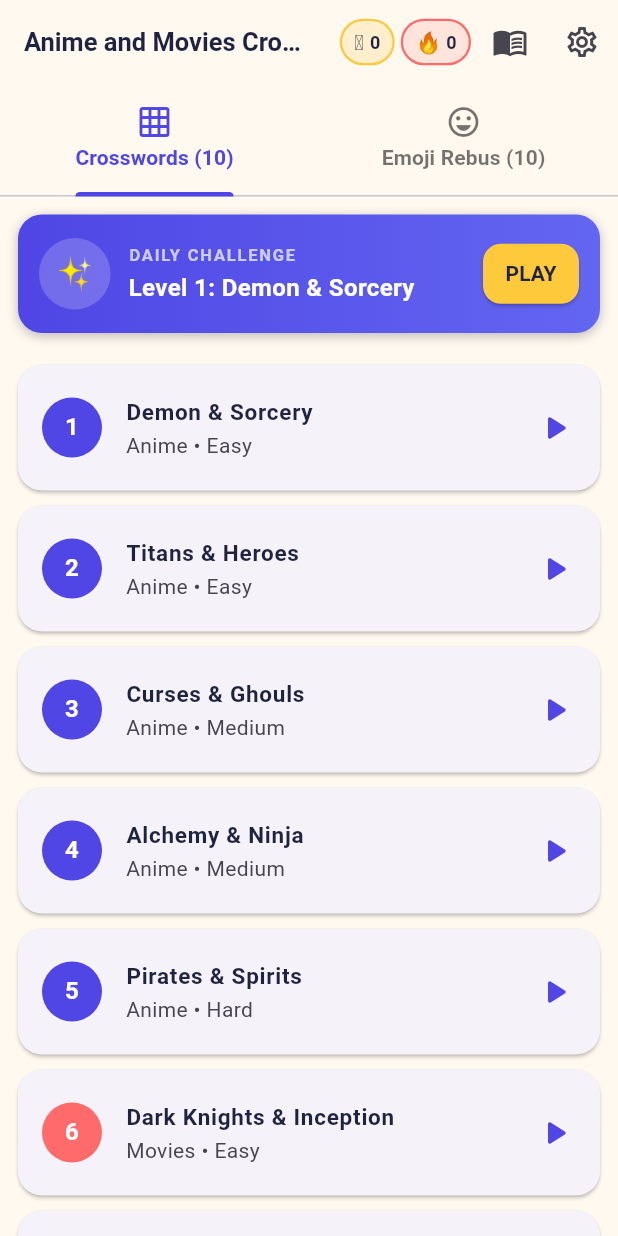
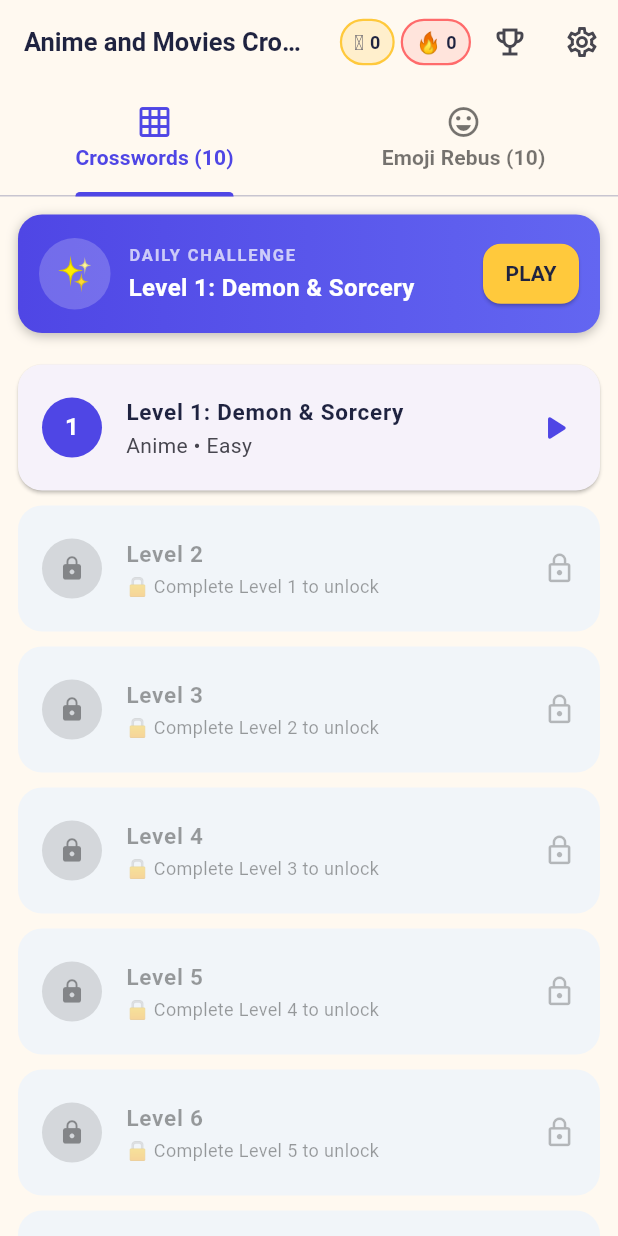
Before and after one commit to kidkingstrange/amc, a Flutter app: the screen it shows after launch, on a phone screen of 412 x 824 dp. Run offline on Flutter 3.47's test engine with Material 3 defaults, Android fonts, the light colour scheme and no system bars; Roboto replaces fonts that are missing (Nunito).

Commit message:
feat: implement sequential level unlocking (Option A)

```diff
--- a/lib/ui/screens/home_screen.dart
+++ b/lib/ui/screens/home_screen.dart
@@ -103,10 +103,10 @@ class _HomeScreenState extends State<HomeScreen> {
                 ],
               ),
             ),
-            // Dex Button
+            // Trophy Room & Dex Button
             IconButton(
-              icon: const Icon(Icons.menu_book_outlined),
-              tooltip: 'Trivia Collection (Dex)',
+              icon: const Icon(Icons.emoji_events_outlined),
+              tooltip: 'Trophy Room & Trivia Dex',
               onPressed: () {
                 Navigator.push(context, MaterialPageRoute(builder: (_) => const DexScreen())).then((_) => setState(() {}));
               },
@@ -216,7 +216,59 @@ class _HomeScreenState extends State<HomeScreen> {
         final item = crosswords[i];
         final isMovie = item['cat'] == 'Movies';
         final stars = storage.getStars(item['id']!);
+        // Sequential level unlock rule: Level 1 is always unlocked. Next level unlocked if previous has at least 1 star.
+        final bool isUnlocked = i == 0 || storage.getStars(crosswords[i - 1]['id']!) > 0;
 
+        if (!isUnlocked) {
+          // Locked Level Card
+          return Card(
+            margin: const EdgeInsets.symmetric(vertical: 5),
+            shape: RoundedRectangleBorder(borderRadius: BorderRadius.circular(16)),
+            color: isDark ? const Color(0xFF131728) : const Color(0xFFF1F5F9),
+            elevation: 0,
+            child: ListTile(
+              contentPadding: const EdgeInsets.symmetric(horizontal: 16, vertical: 6),
+              leading: CircleAvatar(
+                backgroundColor: isDark ? Colors.white12 : Colors.black12,
+                foregroundColor: isDark ? Colors.white38 : Colors.black38,
+                child: const Icon(Icons.lock, size: 18),
+              ),
+              title: Text(
+                'Level ${i + 1}',
+                style: TextStyle(
+                  fontWeight: FontWeight.bold,
+                  fontSize: 15,
+                  color: isDark ? Colors.white38 : Colors.black38,
+                ),
+              ),
+              subtitle: Text(
+                '🔒 Complete Level $i to unlock',
+                style: TextStyle(
+                  fontSize: 12,
+                  color: isDark ? Colors.white30 : Colors.black38,
+                ),
+              ),
+              trailing: Icon(
+                Icons.lock_outline,
+                color: isDark ? Colors.white24 : Colors.black26,
+                size: 22,
+              ),
+              onTap: () {
+                ScaffoldMessenger.of(context).clearSnackBars();
+                ScaffoldMessenger.of(context).showSnackBar(
+                  SnackBar(
+                    content: Text('🔒 Complete Level $i to unlock Level ${i + 1}!', style: const TextStyle(fontWeight: FontWeight.bold)),
+                    duration: const Duration(seconds: 1),
+                    behavior: SnackBarBehavior.floating,
+                    backgroundColor: AppColors.primary,
+                  ),
+                );
+              },
+            ),
+          );
+        }
+
+        // Unlocked Level Card
         return Card(
           margin: const EdgeInsets.symmetric(vertical: 5),
           shape: RoundedRectangleBorder(borderRadius: BorderRadius.circular(16)),
@@ -227,7 +279,7 @@ class _HomeScreenState extends State<HomeScreen> {
               foregroundColor: Colors.white,
               child: Text('${i + 1}', style: const TextStyle(fontWeight: FontWeight.bold)),
             ),
-            title: Text(item['name']!, style: const TextStyle(fontWeight: FontWeight.bold, fontSize: 15)),
+            title: Text('Level ${i + 1}: ${item['name']}', style: const TextStyle(fontWeight: FontWeight.bold, fontSize: 15)),
             subtitle: Row(
               children: [
                 Text('${item['cat']} • ${item['diff']}'),
@@ -238,12 +290,16 @@ class _HomeScreenState extends State<HomeScreen> {
                   ),
               ],
             ),
-            trailing: const Icon(Icons.play_arrow_rounded, color: AppColors.primary, size: 28),
+            trailing: Icon(
+              stars > 0 ? Icons.check_circle_outline_rounded : Icons.play_arrow_rounded,
+              color: stars > 0 ? AppColors.mint : AppColors.primary,
+              size: 28,
+            ),
             onTap: () {
               Navigator.push(
                 context,
                 MaterialPageRoute(
-                  builder: (_) => CrosswordScreen(levelId: item['id']!, levelName: item['name']!),
+                  builder: (_) => CrosswordScreen(levelId: item['id']!, levelName: 'Level ${i + 1}: ${item['name']}'),
                 ),
               ).then((_) {
                 storage.saveLevelResult(item['id']!, 3, titleId: item['titleId']);
@@ -264,14 +320,61 @@ class _HomeScreenState extends State<HomeScreen> {
         final item = rebuses[i];
         final stars = storage.getStars(item['id']!);
         final isSolved = stars > 0;
+        // Sequential level unlock rule: Level 1 is always unlocked. Next level unlocked if previous has at least 1 star.
+        final bool isUnlocked = i == 0 || storage.getStars(rebuses[i - 1]['id']!) > 0;
 
+        if (!isUnlocked) {
+          // Locked Rebus Card
+          return Card(
+            margin: const EdgeInsets.symmetric(vertical: 5),
+            shape: RoundedRectangleBorder(borderRadius: BorderRadius.circular(16)),
+            color: isDark ? const Color(0xFF131728) : const Color(0xFFF1F5F9),
+            elevation: 0,
+            child: ListTile(
+              contentPadding: const EdgeInsets.symmetric(horizontal: 16, vertical: 6),
+              leading: const Text('🔒', style: TextStyle(fontSize: 22)),
+              title: Text(
+                'Level ${i + 1}',
+                style: TextStyle(
+                  fontWeight: FontWeight.bold,
+                  fontSize: 15,
+                  color: isDark ? Colors.white38 : Colors.black38,
+                ),
+              ),
+              subtitle: Text(
+                '🔒 Complete Level $i to unlock',
+                style: TextStyle(
+                  fontSize: 12,
+                  color: isDark ? Colors.white30 : Colors.black38,
+                ),
+              ),
+              trailing: Icon(
+                Icons.lock_outline,
+                color: isDark ? Colors.white24 : Colors.black26,
+                size: 22,
+              ),
+              onTap: () {
+                ScaffoldMessenger.of(context).clearSnackBars();
+                ScaffoldMessenger.of(context).showSnackBar(
+                  SnackBar(
+                    content: Text('🔒 Complete Level $i to unlock Level ${i + 1}!', style: const TextStyle(fontWeight: FontWeight.bold)),
+                    duration: const Duration(seconds: 1),
+                    behavior: SnackBarBehavior.floating,
+                    backgroundColor: AppColors.primary,
+                  ),
+                );
+              },
+            ),
+          );
+        }
+
+        // Unlocked Rebus Card
         return Card(
           margin: const EdgeInsets.symmetric(vertical: 5),
           shape: RoundedRectangleBorder(borderRadius: BorderRadius.circular(16)),
           child: ListTile(
             contentPadding: const EdgeInsets.symmetric(horizontal: 16, vertical: 6),
             leading: Text(item['emojis']!, style: const TextStyle(fontSize: 22)),
-            // If unsolved, do not spoil title! Show Level number and category
             title: Text(
               isSolved ? 'Level ${i + 1}: ${item['name']}' : 'Level ${i + 1}',
               style: const TextStyle(fontWeight: FontWeight.bold, fontSize: 15),
@@ -286,7 +389,11 @@ class _HomeScreenState extends State<HomeScreen> {
                   ),
               ],
             ),
-            trailing: const Icon(Icons.play_arrow_rounded, color: AppColors.primary, size: 28),
+            trailing: Icon(
+              stars > 0 ? Icons.check_circle_outline_rounded : Icons.play_arrow_rounded,
+              color: stars > 0 ? AppColors.mint : AppColors.primary,
+              size: 28,
+            ),
             onTap: () {
               Navigator.push(
                 context,
```
